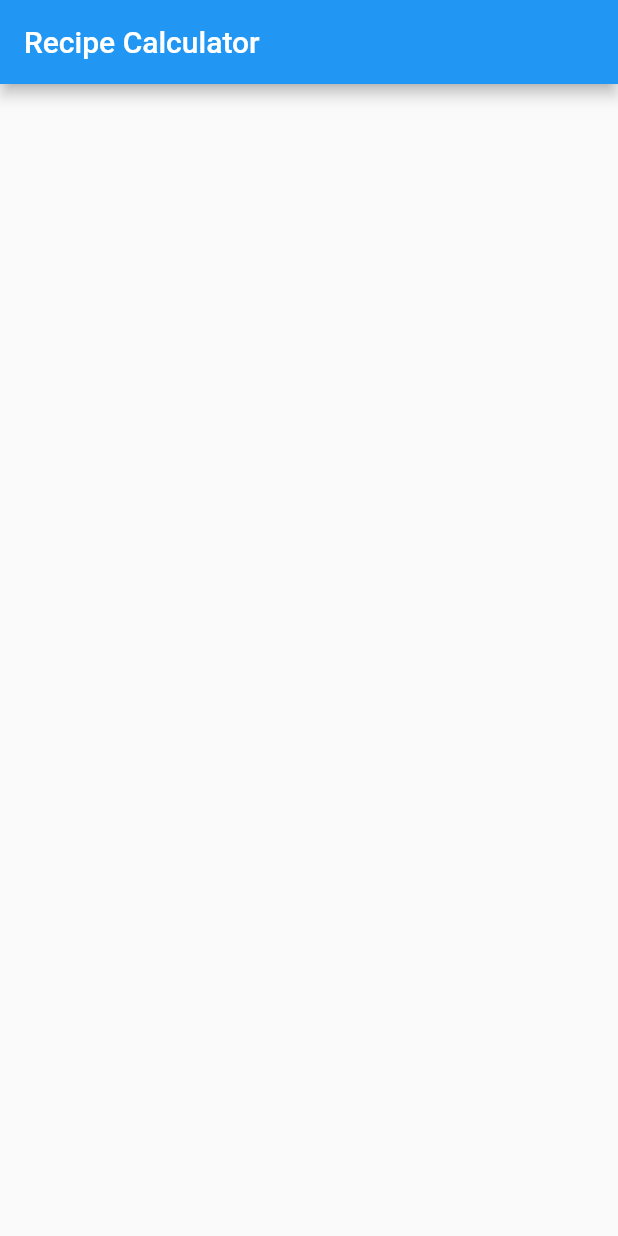
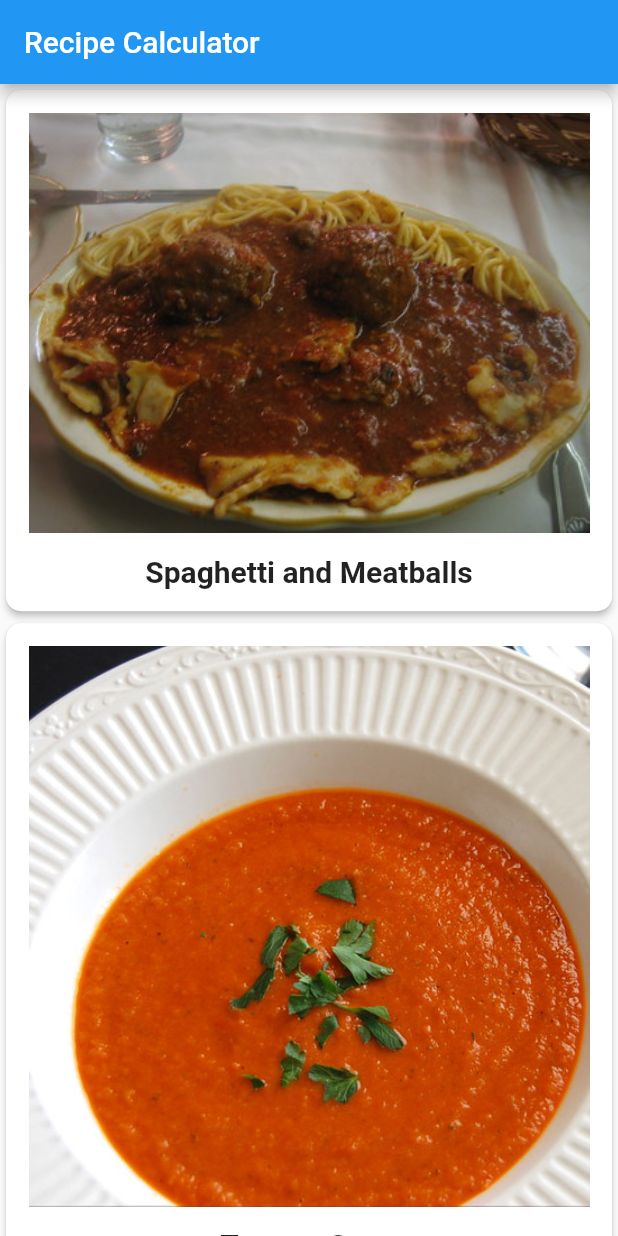
Before and after one commit to komal4364/recipies, a Flutter app: the screen it shows after launch, on a phone screen of 412 x 824 dp. Run offline on Flutter 3.47's test engine with Material 2 defaults, Android fonts, the phone set to English and light mode, and no system bars; Roboto replaces fonts that are missing (Palatino).

Commit message:
add assets

```diff
--- a/lib/main.dart
+++ b/lib/main.dart
@@ -1,4 +1,6 @@
 import 'package:flutter/material.dart';
+import 'package:recipes/recipe.dart';
+import 'package:recipes/recipe_detail.dart';
 
 void main() {
   runApp(const RecipeApp());
@@ -53,10 +55,53 @@ class _MyHomePageState extends State<MyHomePage> {
   @override
   Widget build(BuildContext context) {
     var appBar = AppBar(title: Text(widget.title));
-    var body = SafeArea(child: Container());
+
+    var child = ListView.builder(
+      itemCount: Recipe.samples.length,
+      itemBuilder: (BuildContext context, int index) {
+        return cardGuestureReact(Recipe.samples[index]);
+      },
+    );
+    var body = SafeArea(child: child);
     return Scaffold(
       appBar: appBar,
       body: body,
     );
   }
+
+  Widget cardGuestureReact(Recipe recipe) {
+    var pageRoute = MaterialPageRoute(builder: (context) {
+      return RecipeDetail(recipe: recipe);
+    });
+    var gestureDetector = GestureDetector(
+      onTap: () {
+        Navigator.push(context, pageRoute);
+      },
+      child: buildRecipeCard(recipe),
+    );
+    return gestureDetector;
+  }
+
+  Widget buildRecipeCard(Recipe recipe) {
+    var cardChildTextStyle = const TextStyle(
+      fontSize: 20.0,
+      fontWeight: FontWeight.w700,
+      fontFamily: 'Palatino',
+    );
+    var cardChild = Padding(
+        padding: const EdgeInsets.all(15.0),
+        child: Column(children: [
+          Image(image: AssetImage(recipe.imageUrl)),
+          const SizedBox(height: 14.0),
+          Text(
+            recipe.label,
+            style: cardChildTextStyle,
+          ),
+        ]));
+    return Card(
+        elevation: 2.0,
+        shape:
+            RoundedRectangleBorder(borderRadius: BorderRadius.circular(10.0)),
+        child: cardChild);
+  }
 }
--- a/lib/recipe.dart
+++ b/lib/recipe.dart
@@ -1,32 +1,139 @@
+class Ingredient {
+  double quantity;
+  String measure;
+  String name;
+  Ingredient(this.quantity, this.measure, this.name);
+}
+
 class Recipe {
   String label;
   String imageUrl;
+  int servings;
+  List<Ingredient> ingredients;
 
-  Recipe(this.label, this.imageUrl);
+  Recipe(this.label, this.imageUrl, this.servings, this.ingredients);
   static List<Recipe> samples = [
     Recipe(
       'Spaghetti and Meatballs',
       'assets/2126711929_ef763de2b3_w.jpg',
+      4,
+      [
+        Ingredient(
+          1,
+          'box',
+          'Spaghetti',
+        ),
+        Ingredient(
+          4,
+          '',
+          'Frozen Meatballs',
+        ),
+        Ingredient(
+          0.5,
+          'jar',
+          'sauce',
+        ),
+      ],
     ),
     Recipe(
       'Tomato Soup',
       'assets/27729023535_a57606c1be.jpg',
+      2,
+      [
+        Ingredient(
+          1,
+          'can',
+          'Tomato Soup',
+        ),
+      ],
     ),
     Recipe(
       'Grilled Cheese',
       'assets/3187380632_5056654a19_b.jpg',
+      1,
+      [
+        Ingredient(
+          2,
+          'slices',
+          'Cheese',
+        ),
+        Ingredient(
+          2,
+          'slices',
+          'Bread',
+        ),
+      ],
     ),
     Recipe(
       'Chocolate Chip Cookies',
       'assets/15992102771_b92f4cc00a_b.jpg',
+      24,
+      [
+        Ingredient(
+          4,
+          'cups',
+          'flour',
+        ),
+        Ingredient(
+          2,
+          'cups',
+          'sugar',
+        ),
+        Ingredient(
+          0.5,
+          'cups',
+          'chocolate chips',
+        ),
+      ],
     ),
     Recipe(
       'Taco Salad',
       'assets/8533381643_a31a99e8a6_c.jpg',
+      1,
+      [
+        Ingredient(
+          4,
+          'oz',
+          'nachos',
+        ),
+        Ingredient(
+          3,
+          'oz',
+          'taco meat',
+        ),
+        Ingredient(
+          0.5,
+          'cup',
+          'cheese',
+        ),
+        Ingredient(
+          0.25,
+          'cup',
+          'chopped tomatoes',
+        ),
+      ],
     ),
     Recipe(
       'Hawaiian Pizza',
       'assets/15452035777_294cefced5_c.jpg',
+      4,
+      [
+        Ingredient(
+          1,
+          'item',
+          'pizza',
+        ),
+        Ingredient(
+          1,
+          'cup',
+          'pineapple',
+        ),
+        Ingredient(
+          8,
+          'oz',
+          'ham',
+        ),
+      ],
     ),
   ];
 }
```
Also changed, not shown: lib/recipe_detail.dart (added, +73 -0 lines), assets/15452035777_294cefced5_c.jpg, assets/15992102771_b92f4cc00a_b.jpg, assets/2126711929_ef763de2b3_w.jpg, assets/27729023535_a57606c1be.jpg, assets/3187380632_5056654a19_b.jpg, assets/8533381643_a31a99e8a6_c.jpg.
